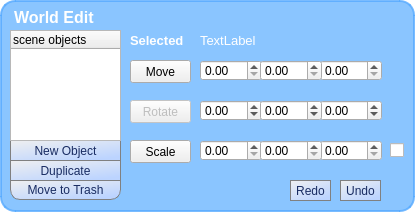
This is bin/pymodules/editgui/editobject.ui in realXtend/tundra as Qt 5 draws it before an edit. The edited form follows.
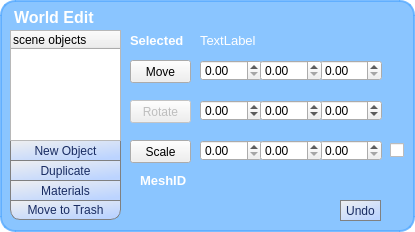
This is the edited form.

Commit message: Mouse events working in Python again. Setting materials/textures from Python (WIP)

```diff
--- a/bin/pymodules/editgui/editobject.ui
+++ b/bin/pymodules/editgui/editobject.ui
@@ -7,7 +7,7 @@
     <x>0</x>
     <y>0</y>
     <width>415</width>
-    <height>212</height>
+    <height>232</height>
    </rect>
   </property>
   <property name="windowTitle">
@@ -65,13 +65,13 @@
      <property name="minimumSize">
       <size>
        <width>415</width>
-       <height>212</height>
+       <height>232</height>
       </size>
      </property>
      <property name="maximumSize">
       <size>
        <width>415</width>
-       <height>212</height>
+       <height>232</height>
       </size>
      </property>
      <property name="cursor">
@@ -303,7 +303,7 @@
       <property name="geometry">
        <rect>
         <x>10</x>
-        <y>180</y>
+        <y>200</y>
         <width>111</width>
         <height>20</height>
        </rect>
@@ -430,7 +430,7 @@
       <property name="geometry">
        <rect>
         <x>340</x>
-        <y>180</y>
+        <y>200</y>
         <width>41</width>
         <height>21</height>
        </rect>
@@ -443,34 +443,54 @@
        <string>Undo</string>
       </property>
      </widget>
-     <widget class="QPushButton" name="redo">
-      <property name="geometry">
-       <rect>
-        <x>290</x>
-        <y>180</y>
-        <width>41</width>
-        <height>21</height>
-       </rect>
-      </property>
-      <property name="styleSheet">
-       <string>border-radius: 0px;
-border: 1px solid grey;</string>
-      </property>
-      <property name="text">
-       <string>Redo</string>
-      </property>
-     </widget>
      <widget class="QWidget" name="verticalLayoutWidget">
       <property name="geometry">
        <rect>
-        <x>130</x>
-        <y>180</y>
-        <width>151</width>
+        <x>200</x>
+        <y>170</y>
+        <width>181</width>
         <height>21</height>
        </rect>
       </property>
       <layout class="QVBoxLayout" name="bottomLayout"/>
      </widget>
+     <widget class="QPushButton" name="materials">
+      <property name="geometry">
+       <rect>
+        <x>10</x>
+        <y>180</y>
+        <width>111</width>
+        <height>21</height>
+       </rect>
+      </property>
+      <property name="styleSheet">
+       <string>border-radius: 0px;
+border: 1px solid grey;</string>
+      </property>
+      <property name="text">
+       <string>Materials</string>
+      </property>
+     </widget>
+     <widget class="QLabel" name="label_scale_3">
+      <property name="geometry">
+       <rect>
+        <x>140</x>
+        <y>170</y>
+        <width>61</width>
+        <height>21</height>
+       </rect>
+      </property>
+      <property name="font">
+       <font>
+        <pointsize>10</pointsize>
+        <weight>75</weight>
+        <bold>true</bold>
+       </font>
+      </property>
+      <property name="text">
+       <string>MeshID</string>
+      </property>
+     </widget>
     </widget>
    </item>
   </layout>
```
The commit also changes 8 other files.
